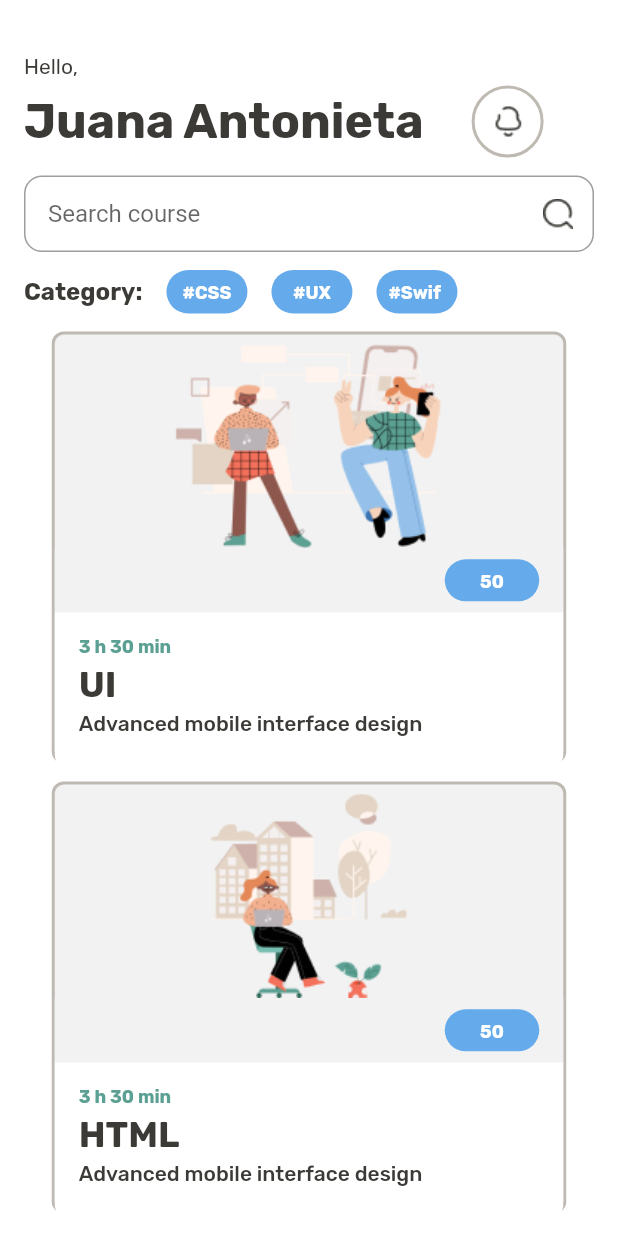
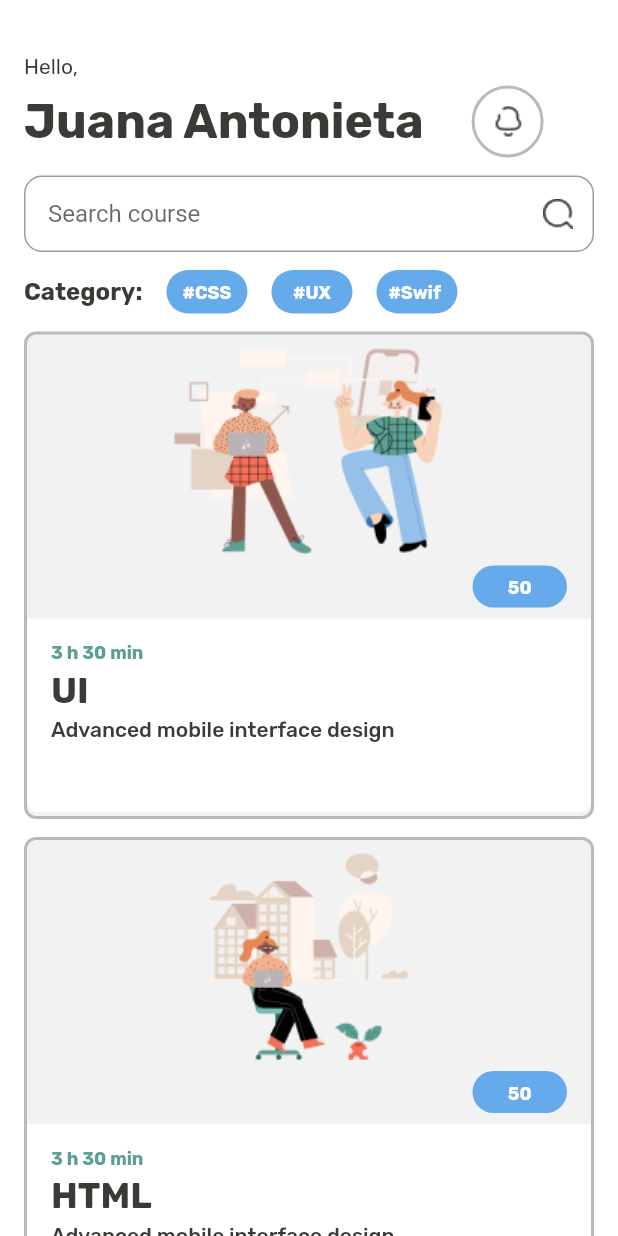
Before and after one commit to nabilhudarizalulhaq/learning_app, a Flutter app: the HomePageIndex screen opened directly, on a phone screen of 412 x 824 dp. Run offline on Flutter 3.47's test engine with Material 2 defaults, Android fonts, the light colour scheme and no system bars; our stand-ins replace carousel_slider, google_fonts.

Commit message:
fix overflowed

```diff
--- a/lib/ui/screen/home_page_index.dart
+++ b/lib/ui/screen/home_page_index.dart
@@ -130,6 +130,13 @@ Widget buildCourse() {
         subname: 'Advanced mobile interface design',
         imageUrl: 'assets/img_html.png',
       ),
+      CardHomeWidgetPage(
+        price: '50',
+        time: '3 h 30 min ',
+        name: 'HTML',
+        subname: 'Advanced mobile interface design',
+        imageUrl: 'assets/img_html.png',
+      ),
     ],
   );
 }
--- a/lib/ui/screen/sign_in_page.dart
+++ b/lib/ui/screen/sign_in_page.dart
@@ -10,7 +10,8 @@ class SignInPage extends StatelessWidget {
   @override
   Widget build(BuildContext context) {
     return Scaffold(
-      body: ListView(
+      body: Center(
+        child: ListView(
           padding: const EdgeInsets.symmetric(horizontal: 16),
           children: [
             Container(
@@ -137,6 +138,7 @@ class SignInPage extends StatelessWidget {
             ),
           ],
         ),
+      ),
     );
   }
 }
--- a/lib/ui/screen/splash_page.dart
+++ b/lib/ui/screen/splash_page.dart
@@ -25,9 +25,9 @@ class _SplashPageState extends State<SplashPage> {
       backgroundColor: white,
       body: Center(
         child: Column(
+          mainAxisAlignment: MainAxisAlignment.center,
           children: [
             Container(
-              margin: const EdgeInsets.only(top: 150),
               width: 375,
               height: 264,
               decoration: const BoxDecoration(
--- a/lib/ui/screen/widgets/bottons.dart
+++ b/lib/ui/screen/widgets/bottons.dart
@@ -11,7 +11,7 @@ class CustomFilledButton extends StatelessWidget {
     super.key,
     required this.title,
     this.width = double.infinity,
-    this.height = 50,
+    this.height = 45,
     this.onPressed,
   });
 
@@ -25,7 +25,7 @@ class CustomFilledButton extends StatelessWidget {
         style: TextButton.styleFrom(
           backgroundColor: primaryColor,
           shape: RoundedRectangleBorder(
-            borderRadius: BorderRadius.circular(16),
+            borderRadius: BorderRadius.circular(14),
           ),
         ),
         child: Text(
--- a/lib/ui/screen/widgets/card_home_widget_page.dart
+++ b/lib/ui/screen/widgets/card_home_widget_page.dart
@@ -27,8 +27,8 @@ class CardHomeWidgetPage extends StatelessWidget {
         Container(
           margin: const EdgeInsets.only(top: 12),
           padding: const EdgeInsets.only(top: 6),
-          width: 343,
-          height: 288,
+          width: 500,
+          height: 325,
           decoration: BoxDecoration(
             borderRadius: const BorderRadius.vertical(
               top: Radius.circular(8),
@@ -51,7 +51,7 @@ class CardHomeWidgetPage extends StatelessWidget {
                 children: [
                   Container(
                     height: 43,
-                    width: 342,
+                    width: 500,
                     decoration: BoxDecoration(
                       color: uibackgroundColor,
                     ),
@@ -72,8 +72,8 @@ class CardHomeWidgetPage extends StatelessWidget {
                 children: [
                   Container(
                     padding: const EdgeInsets.all(16),
-                    width: 342,
-                    height: 103,
+                    width: 500,
+                    height: 129,
                     decoration: BoxDecoration(
                       borderRadius: const BorderRadius.vertical(
                         bottom: Radius.circular(8),
```
Also changed, not shown: lib/ui/screen/onboarding_page.dart (+14 -5 lines), pubspec.lock, 1 other file. Lines whose indentation alone changed are shown as unchanged.
